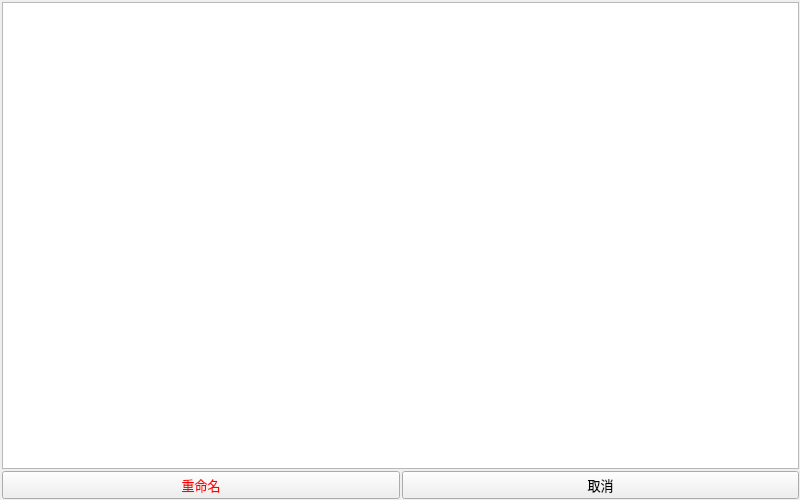
Old version of the form ui/PreviewUI.ui in the repository hrpzcf/RenameTool.
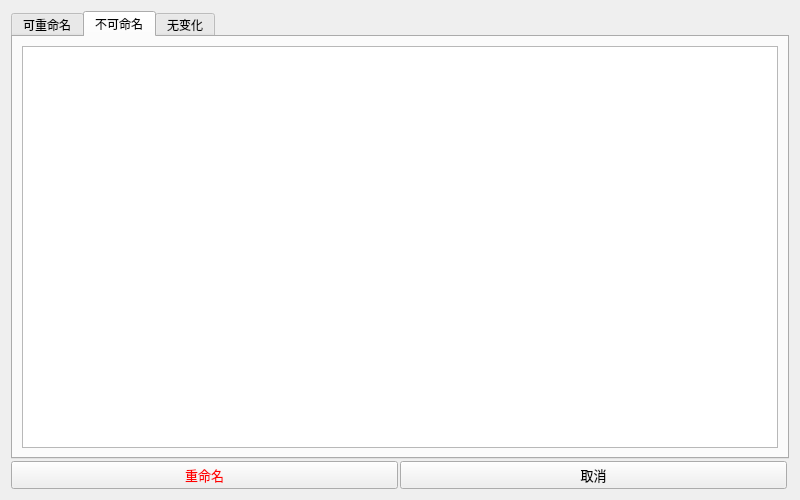
New version of the form. The open tabs and pages were chosen to show the change.

Diff of the .ui file:
```diff
--- a/ui/PreviewUI.ui
+++ b/ui/PreviewUI.ui
@@ -17,15 +17,8 @@
    <string>结果预览</string>
   </property>
   <widget class="QWidget" name="centralwidget">
-   <widget class="QWidget" name="verticalLayoutWidget">
-    <property name="geometry">
-     <rect>
-      <x>0</x>
-      <y>0</y>
-      <width>801</width>
-      <height>501</height>
-     </rect>
-    </property>
+   <layout class="QHBoxLayout" name="horizontalLayout_3">
+    <item>
     <layout class="QVBoxLayout" name="verticalLayout" stretch="94,6">
      <property name="spacing">
       <number>2</number>
@@ -43,30 +36,106 @@
       <number>2</number>
      </property>
      <item>
-      <widget class="QTextEdit" name="textEdit">
+       <widget class="QTabWidget" name="tabWidget">
        <property name="font">
         <font>
          <family>Microsoft YaHei UI</family>
-         <pointsize>9</pointsize>
-         <underline>false</underline>
-        </font>
-       </property>
-       <property name="contextMenuPolicy">
-        <enum>Qt::NoContextMenu</enum>
-       </property>
-       <property name="lineWrapMode">
-        <enum>QTextEdit::NoWrap</enum>
-       </property>
-       <property name="readOnly">
-        <bool>true</bool>
-       </property>
-      </widget>
-     </item>
-     <item>
+         </font>
+        </property>
+        <property name="currentIndex">
+         <number>0</number>
+        </property>
+        <widget class="QWidget" name="tab_1">
+         <attribute name="title">
+          <string>可重命名</string>
+         </attribute>
       <layout class="QHBoxLayout" name="horizontalLayout">
+          <item>
+           <widget class="QTextEdit" name="textEdit_successful">
+            <property name="font">
+             <font>
+              <family>Microsoft YaHei UI</family>
+              <pointsize>9</pointsize>
+              <underline>false</underline>
+             </font>
+            </property>
+            <property name="contextMenuPolicy">
+             <enum>Qt::NoContextMenu</enum>
+            </property>
+            <property name="lineWrapMode">
+             <enum>QTextEdit::NoWrap</enum>
+            </property>
+            <property name="readOnly">
+             <bool>true</bool>
+            </property>
+           </widget>
+          </item>
+         </layout>
+        </widget>
+        <widget class="QWidget" name="tab_2">
+         <attribute name="title">
+          <string>不可命名</string>
+         </attribute>
+         <layout class="QHBoxLayout" name="horizontalLayout_4">
+          <item>
+           <widget class="QTextEdit" name="textEdit_failed">
+            <property name="font">
+             <font>
+              <family>Microsoft YaHei UI</family>
+              <pointsize>9</pointsize>
+              <underline>false</underline>
+             </font>
+            </property>
+            <property name="contextMenuPolicy">
+             <enum>Qt::NoContextMenu</enum>
+            </property>
+            <property name="lineWrapMode">
+             <enum>QTextEdit::NoWrap</enum>
+            </property>
+            <property name="readOnly">
+             <bool>true</bool>
+            </property>
+           </widget>
+          </item>
+         </layout>
+        </widget>
+        <widget class="QWidget" name="tab_3">
+         <attribute name="title">
+          <string>无变化</string>
+         </attribute>
+         <layout class="QHBoxLayout" name="horizontalLayout_5">
+          <item>
+           <widget class="QTextEdit" name="textEdit_unchanged">
+            <property name="font">
+             <font>
+              <family>Microsoft YaHei UI</family>
+              <pointsize>9</pointsize>
+              <underline>false</underline>
+             </font>
+            </property>
+            <property name="contextMenuPolicy">
+             <enum>Qt::NoContextMenu</enum>
+            </property>
+            <property name="lineWrapMode">
+             <enum>QTextEdit::NoWrap</enum>
+            </property>
+            <property name="readOnly">
+             <bool>true</bool>
+            </property>
+           </widget>
+          </item>
+         </layout>
+        </widget>
+       </widget>
+      </item>
+      <item>
+       <layout class="QHBoxLayout" name="horizontalLayout_2">
        <property name="spacing">
         <number>2</number>
        </property>
+        <property name="rightMargin">
+         <number>2</number>
+        </property>
        <item>
         <widget class="QPushButton" name="btn_confirm">
          <property name="palette">
@@ -137,7 +206,8 @@
       </layout>
      </item>
     </layout>
-   </widget>
+    </item>
+   </layout>
   </widget>
  </widget>
  <resources/>
```
Lines whose indentation alone changed are shown as unchanged.
